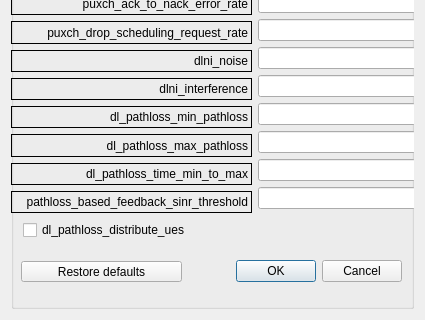
First picture: the form in LTEsimGeneratorGUI/Ui/DataForms/channelmodelform.ui, repository moniss23/junit4, before the edit; both pictures show x 0 to 425 and y 300 to 620 of the 425 by 620 pixel window.
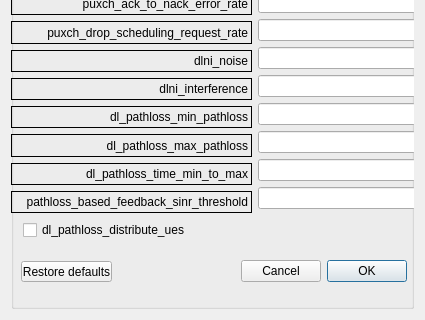
Second picture: the form after the edit.

Commit message: I missed 2 windows in prev. commit about Gui cosmetic changes

Patch:
```diff
--- a/LTEsimGeneratorGUI/Ui/DataForms/channelmodelform.ui
+++ b/LTEsimGeneratorGUI/Ui/DataForms/channelmodelform.ui
@@ -35,12 +35,15 @@
      <widget class="QDialogButtonBox" name="buttonBox">
       <property name="geometry">
        <rect>
-        <x>190</x>
+        <x>230</x>
         <y>530</y>
         <width>201</width>
         <height>61</height>
        </rect>
       </property>
+      <property name="layoutDirection">
+       <enum>Qt::RightToLeft</enum>
+      </property>
       <property name="standardButtons">
        <set>QDialogButtonBox::Cancel|QDialogButtonBox::Ok</set>
       </property>
@@ -50,7 +53,7 @@
        <rect>
         <x>10</x>
         <y>550</y>
-        <width>161</width>
+        <width>91</width>
         <height>21</height>
        </rect>
       </property>
```
Left out of the diff: 5 changed lines with no effect on the pictures. The commit also changes 2 other files.
